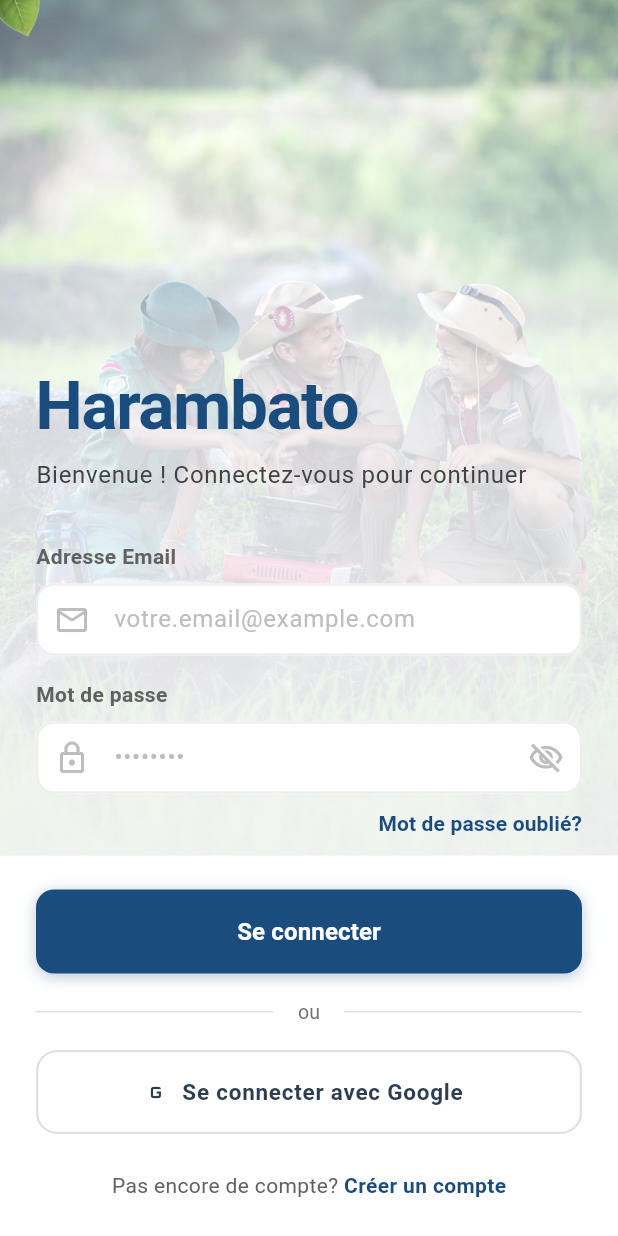
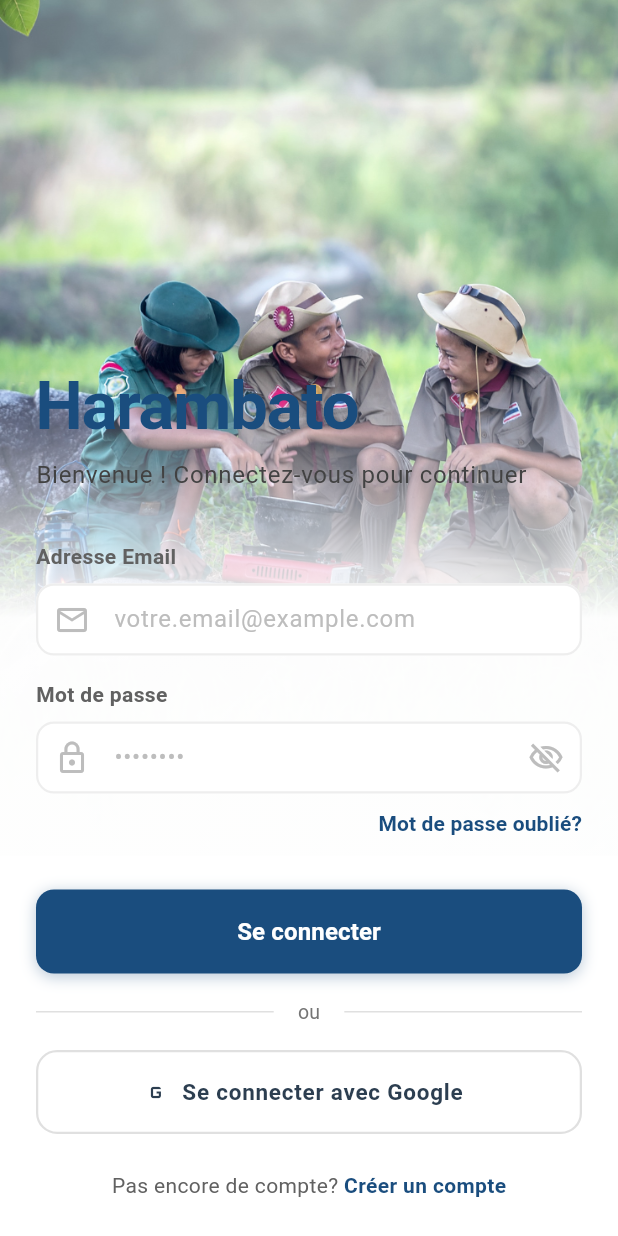
Before and after one commit to IhantsaFana/odifiv, a Flutter app: the screen it shows after launch, on a phone screen of 412 x 824 dp. Run offline on Flutter 3.47's test engine with Material 3 defaults, Android fonts, the phone set to English and light mode, and no system bars; our stand-ins replace connectivity_plus, firebase_auth, firebase_core, get, google_sign_in, hive_flutter and 1 more; accounts and stored records are empty; Roboto replaces fonts that are missing (Poppins).

Commit message:
COrrection du position et opacité du gradient

```diff
--- a/lib/screens/auth/login_screen.dart
+++ b/lib/screens/auth/login_screen.dart
@@ -110,11 +110,11 @@
               gradient: LinearGradient(
                 begin: Alignment.bottomCenter,
                 end: Alignment.topCenter,
-                stops: const [0.0, 0.7, 1.0],
+                stops: const [0.0, 0.5, 0.7],
                 colors: [
-                  Colors.white.withValues(alpha: 1.0),     // Bas: Blanc opaque pour le formulaire
-                  Colors.white.withValues(alpha: 0.8),     // Milieu: Blanc semi-transparent
-                  Colors.white.withValues(alpha: 0.0),     // Haut: Transparent pour voir l'image
+                  Colors.white,                            // Bas: 100% Blanc
+                  Colors.white.withValues(alpha: 0.99),    // Milieu: Très opaque pour le texte
+                  Colors.white.withValues(alpha: 0.0),     // Haut: Transparent dès 70%
                 ],
               ),
             ),
```
Also changed, not shown: lib/screens/auth/register_screen.dart (+4 -4 lines).
